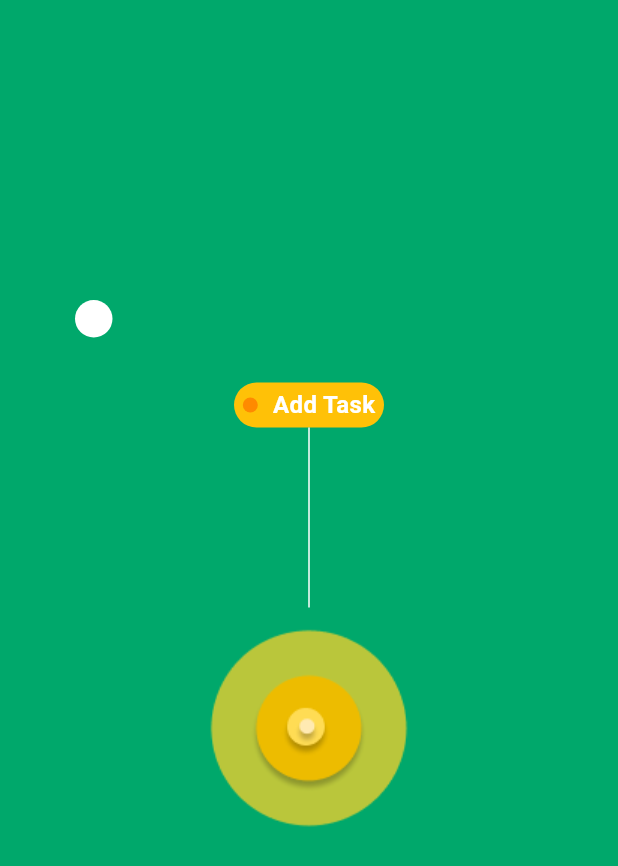
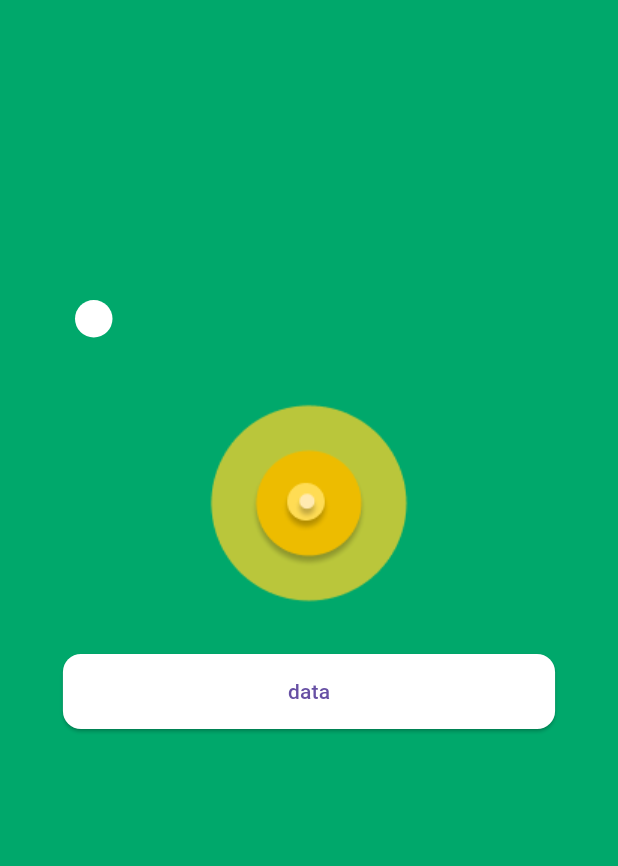
Before and after one commit to elshaarawy7/To-do-App, a Flutter app: the screen it shows after launch, on a phone screen of 412 x 824 dp. Shown: the top 866 px of the screen. Run offline on Flutter 3.47's test engine with Material 3 defaults, Android fonts, the phone set to English and light mode, and no system bars.

Commit message:
create class app router

```diff
--- /dev/null
+++ b/lib/core/utils/app_router.dart
@@ -0,0 +1,5 @@
+class AppRouter {
+
+ static final String KsplashPage = '/' ;
+
+}
--- a/lib/futcher/ui/pages/splash_pages/splash_page_1.dart
+++ b/lib/futcher/ui/pages/splash_pages/splash_page_1.dart
@@ -11,7 +11,7 @@ class SplashPage1 extends StatelessWidget {
 
       body: Column(
         children: [
-          SizedBox(height: 200,) ,
+          SizedBox(height: 200),
 
           Padding(
             padding: const EdgeInsets.only(left: 50),
@@ -31,45 +31,28 @@ class SplashPage1 extends StatelessWidget {
             ),
           ),
 
-          SizedBox(height: 30,) ,
-
-          Container(
-            height: 30,
-            width: 100,
-          decoration: BoxDecoration(
-          color: Colors.amber ,
-          borderRadius: BorderRadius.circular(75) ,
-          ),
-          child: Row(
-            mainAxisAlignment: MainAxisAlignment.center,
-            children: [
-              CircleAvatar(
-                backgroundColor: Color(0xffFFF8A00),
-                radius: 5,
-              ) ,
-
-              SizedBox(width: 10,) ,
-
-              Text("Add Task" , style: TextStyle(
-                color: Colors.white ,
-                fontSize: 16 ,
-                fontWeight: FontWeight.bold ,
-              ),) ,
-            ],
-          ),
-          ) ,
-
-          Container(
-            height: 120,
-            width: 1,
-            color: Colors.white,
-          ) ,
-
+          SizedBox(height: 30),
 
           Align(
             alignment: Alignment.center,
             child: Image.asset("assets/splash/Group 33624.png"),
           ),
+
+          SizedBox(height: 20,) ,
+
+          ElevatedButton(
+            style: ElevatedButton.styleFrom(
+              backgroundColor: Colors.white ,
+             padding: EdgeInsets.symmetric(horizontal: 150 , vertical: 15)  ,
+             shape: RoundedRectangleBorder(
+              borderRadius: BorderRadiusGeometry.circular(12) ,
+             )
+            ),
+            onPressed: () {
+
+            },
+            child: Text("data"),
+          )
         ],
       ),
     );
--- a/pubspec.yaml
+++ b/pubspec.yaml
@@ -30,7 +30,7 @@ environment:
 dependencies:
   flutter:
     sdk: flutter
-
+  go_router: ^16.2.4
   # The following adds the Cupertino Icons font to your application.
   # Use with the CupertinoIcons class for iOS style icons.
   cupertino_icons: ^1.0.8
```
Also changed, not shown: pubspec.lock.
